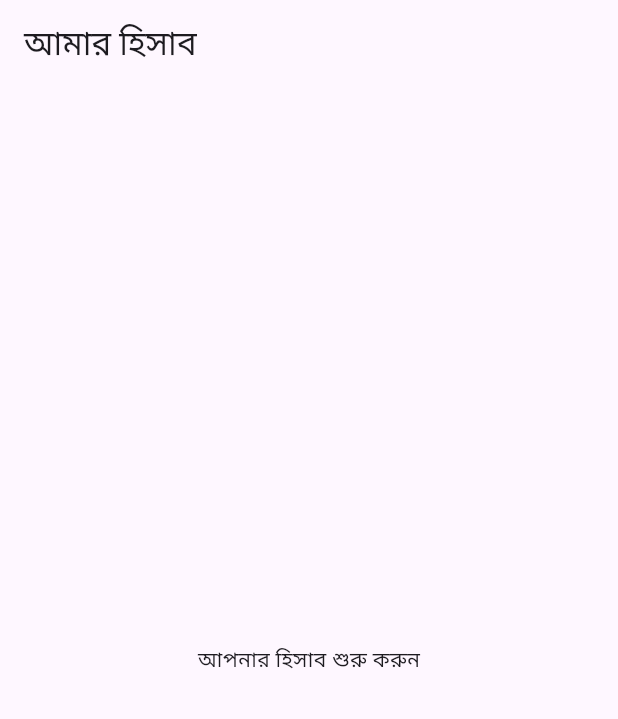
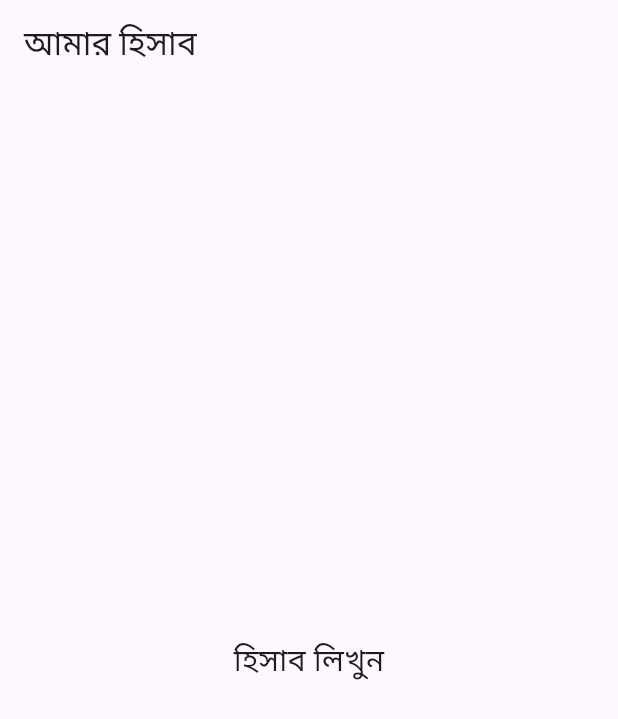
Before and after one commit to ibrahim88351/flutter-tally-app, a Flutter app: the screen it shows after launch, on a phone screen of 412 x 824 dp. Shown: the top 719 px of the screen. Run offline on Flutter 3.47's test engine with Material 3 defaults, Android fonts, the phone set to English and light mode, and no system bars.

Commit message:
Add files via upload

```diff
--- a/lib/main.dart
+++ b/lib/main.dart
@@ -9,7 +9,7 @@ class MyApp extends StatelessWidget {
   Widget build(BuildContext context) {
     return MaterialApp(
       title: 'আমার হিসাব',
-      theme: ThemeData(primarySwatch: Colors.green),
+      theme: ThemeData(primarySwatch: Colors.indigo),
       home: HomeScreen(),
     );
   }
@@ -20,7 +20,7 @@ class HomeScreen extends StatelessWidget {
   Widget build(BuildContext context) {
     return Scaffold(
       appBar: AppBar(title: Text('আমার হিসাব')),
-      body: Center(child: Text('আপনার হিসাব শুরু করুন')),
+      body: Center(child: Text('হিসাব লিখুন', style: TextStyle(fontSize: 20))),
     );
   }
 }
```
